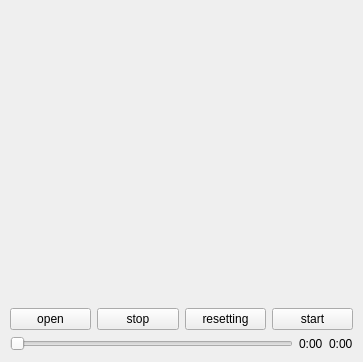
The window that display.ui (BobDeng1974/dspForImg) describes before a commit, drawn with Qt 5.
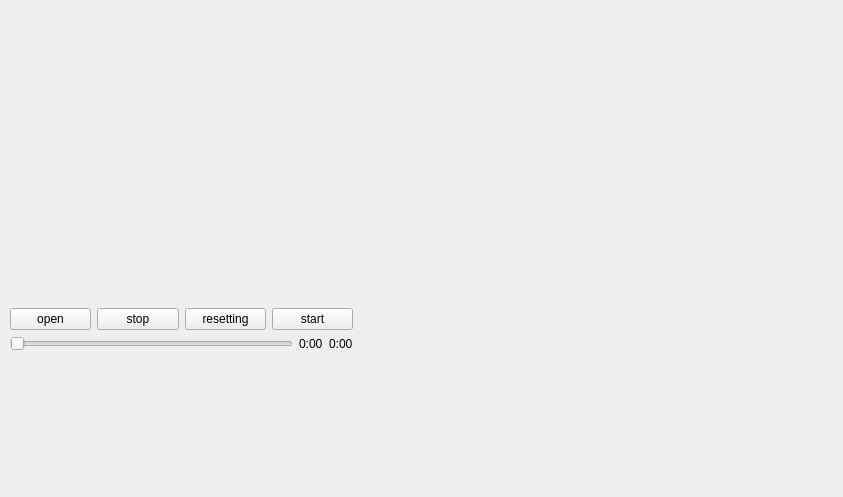
The same window after the commit.

What changed in the file:
```diff
--- a/display.ui
+++ b/display.ui
@@ -6,8 +6,8 @@
    <rect>
     <x>0</x>
     <y>0</y>
-    <width>363</width>
-    <height>362</height>
+    <width>843</width>
+    <height>497</height>
    </rect>
   </property>
   <property name="windowTitle">
```
Left out of the diff: 19 changed lines with no effect on the pictures.
